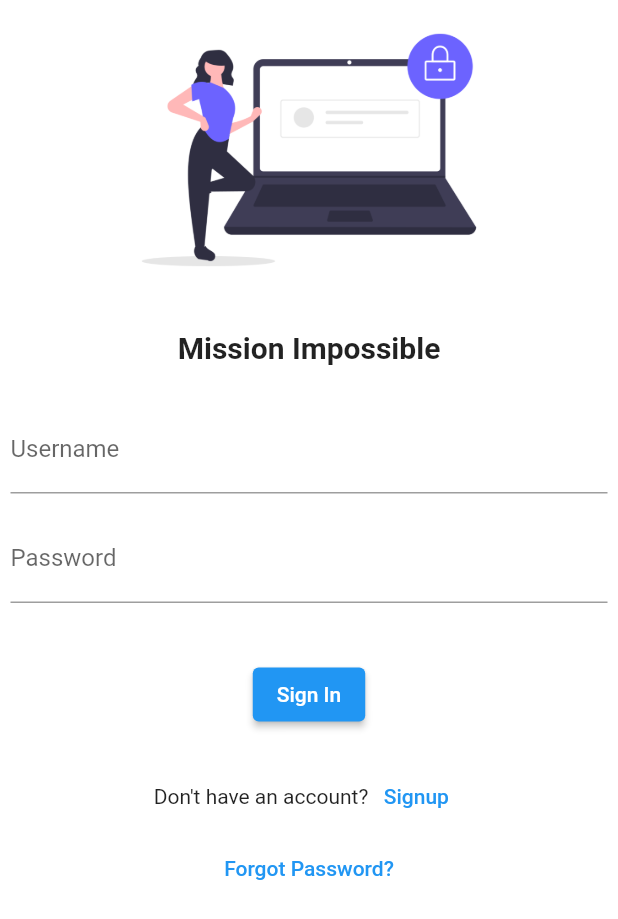
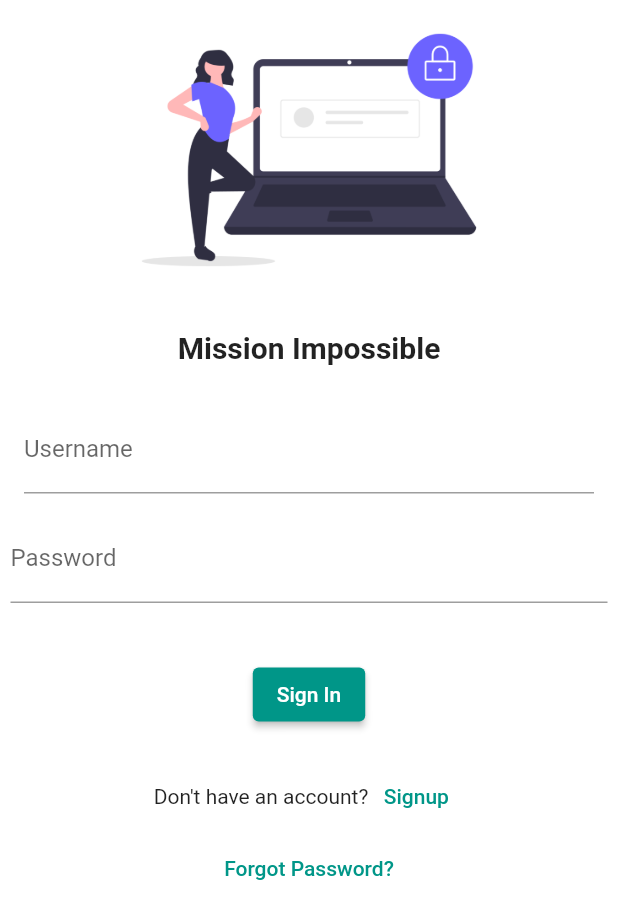
Before and after one commit to Intizar14/my_flutter, a Flutter app: the screen it shows after launch, on a phone screen of 412 x 824 dp. Shown: the top 919 px of the screen. Run offline on Flutter 3.47's test engine with Material 2 defaults, Android fonts, the phone set to English and light mode, and no system bars.

Commit message:
Day 3 Completed

```diff
--- a/lib/main.dart
+++ b/lib/main.dart
@@ -11,8 +11,11 @@ class MyApp extends StatelessWidget {
 
   @override
   Widget build(BuildContext context) {
-    return const MaterialApp(
-      home: Login(),
+    return MaterialApp(
+      home: const Login(),
+      theme: ThemeData(
+        primarySwatch: Colors.teal,
+      ),
     );
   }
 }
--- a/lib/pages/log_in.dart
+++ b/lib/pages/log_in.dart
@@ -15,7 +15,7 @@ class Login extends StatelessWidget {
               child: Image(
                 height: 200,
                 width: 250,
-                image: AssetImage("assets/login.png"),
+                image: AssetImage("assets/images/login.png"),
                 fit: BoxFit.cover,
               ),
             ),
@@ -30,7 +30,7 @@ class Login extends StatelessWidget {
               height: 20.0,
             ),
             Padding(
-              padding: const EdgeInsets.all(7.0),
+              padding: const EdgeInsets.symmetric(vertical: 7, horizontal: 16),
               child: TextFormField(
                 decoration: const InputDecoration(
                   hintText: "Username",
--- a/pubspec.yaml
+++ b/pubspec.yaml
@@ -28,6 +28,7 @@ environment:
 # the latest version available on pub.dev. To see which dependencies have newer
 # versions available, run `flutter pub outdated`.
 dependencies:
+  google_fonts: ^4.0.3
   flutter:
     sdk: flutter
 
@@ -60,7 +61,7 @@ flutter:
 
   # To add assets to your application, add an assets section, like this:
   assets:
-    - assets/
+    - assets/images/
   #   - images/a_dot_ham.jpeg
 
   # An image asset can refer to one or more resolution-specific "variants", see
```
Also changed, not shown: assets/images/login.png (renamed from assets/login.png), pubspec.lock, 1 other file.
